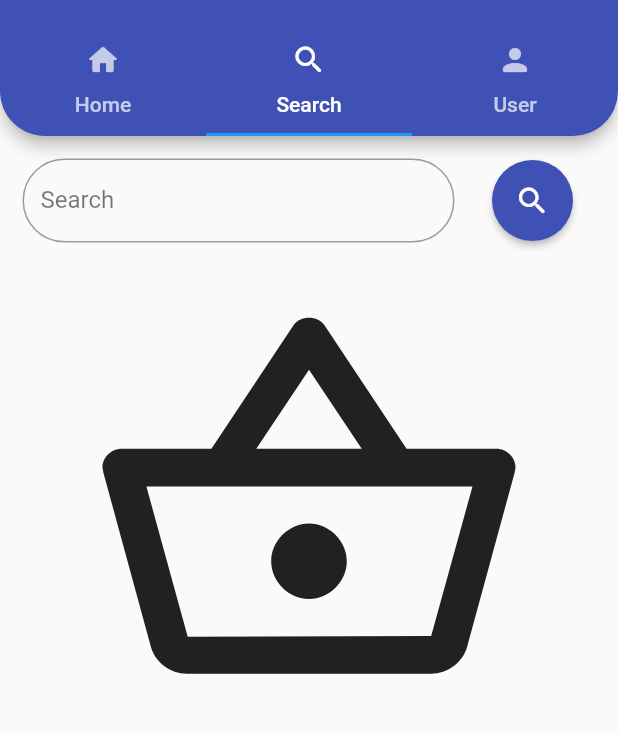
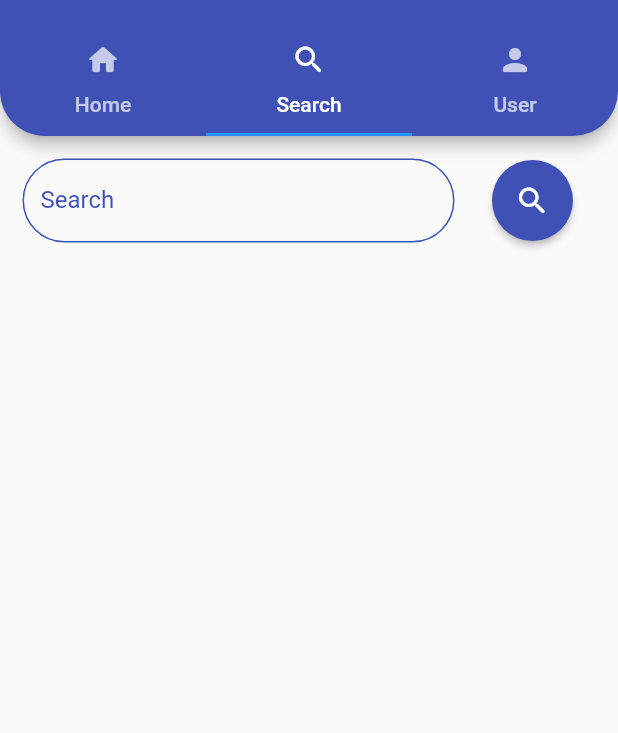
Before and after one commit to Franco7Scala/FlutterProjectPSW, a Flutter app: the screen it shows after launch, tab 2 chosen, on a phone screen of 412 x 824 dp, the part 59-792 px from its top. Run offline on Flutter 3.47's test engine with Material 2 defaults, Android fonts, the phone set to English and light mode, and no system bars; accounts and stored records are empty.

Commit message:
made search page, improved dark teme, completed project, pending last revew

```diff
--- a/lib/UI/App.dart
+++ b/lib/UI/App.dart
@@ -25,7 +25,9 @@ class App extends StatelessWidget {
       darkTheme: ThemeData(
         primaryColor: Colors.amberAccent,
         backgroundColor: Colors.black,
+        canvasColor: Colors.black,
         buttonColor: Colors.amber,
+        cardColor: Colors.grey[800],
       ),
       home: Layout(title: Constants.APP_NAME),
     );
--- a/lib/UI/pages/Home.dart
+++ b/lib/UI/pages/Home.dart
@@ -27,6 +27,7 @@ class _HomeState extends State<Home> {
                 AppLocalizations.of(context).translate("welcome").capitalize + "!",
                 style: TextStyle(
                   fontSize: 50,
+                  color: Theme.of(context).primaryColor,
                 ),
               ),
             ),
--- a/lib/UI/pages/Search.dart
+++ b/lib/UI/pages/Search.dart
@@ -1,6 +1,9 @@
 import 'package:fakestore/UI/behaviors/AppLocalizations.dart';
 import 'package:fakestore/UI/widgets/CircularIconButton.dart';
 import 'package:fakestore/UI/widgets/InputField.dart';
+import 'package:fakestore/UI/widgets/ProductCard.dart';
+import 'package:fakestore/model/Model.dart';
+import 'package:fakestore/model/objects/Product.dart';
 import 'package:fakestore/model/support/extensions/StringCapitalization.dart';
 import 'package:flutter/material.dart';
 
@@ -14,6 +17,9 @@ class Search extends StatefulWidget {
 }
 
 class _SearchState extends State<Search> {
+  bool _searching = false;
+  List<Product> _products;
+
   TextEditingController _searchFiledController = TextEditingController();
 
 
@@ -23,7 +29,16 @@ class _SearchState extends State<Search> {
       body: Center(
         child: Column(
           children: [
-            Padding(
+            top(),
+            bottom(),
+          ],
+        ),
+      ),
+    );
+  }
+
+  Widget top() {
+    return Padding(
       padding: EdgeInsets.fromLTRB(10, 10, 10, 10),
       child: Row(
         children: [
@@ -44,22 +59,49 @@ class _SearchState extends State<Search> {
           ),
         ],
       ),
-            ),
-            Padding(
-              padding: EdgeInsets.fromLTRB(0, 10, 0, 10),
-              child: Icon(
-                Icons.shopping_basket_outlined,
-                size: 300,
-              ),
-            )
-          ],
+    );
+  }
+
+  Widget bottom() {
+    return  !_searching ?
+              _products == null ?
+                SizedBox.shrink() :
+                _products.length == 0 ?
+                  noResults() :
+                  yesResults() :
+              CircularProgressIndicator();
+  }
+
+  Widget noResults() {
+    return Text(AppLocalizations.of(context).translate("no_results").capitalize + "!");
+  }
+
+  Widget yesResults() {
+    return Expanded(
+      child: Container(
+        child: ListView.builder(
+          itemCount: _products.length,
+          itemBuilder: (context, index) {
+            return ProductCard(
+              product: _products[index],
+            );
+          },
         ),
       ),
     );
   }
 
   void _search() {
-
+    setState(() {
+      _searching = true;
+      _products = null;
+    });
+    Model.sharedInstance.searchProduct(_searchFiledController.text).then((result) {
+      setState(() {
+        _searching = false;
+        _products = result;
+      });
+    });
   }
 
 
--- a/lib/UI/pages/UserRegistration.dart
+++ b/lib/UI/pages/UserRegistration.dart
@@ -38,6 +38,7 @@ class _UserRegistrationState extends State<UserRegistration> {
                 AppLocalizations.of(context).translate("register").capitalize + "!",
                 style: TextStyle(
                   fontSize: 50,
+                  color: Theme.of(context).primaryColor,
                 ),
               ),
             ),
--- a/lib/UI/widgets/InputField.dart
+++ b/lib/UI/widgets/InputField.dart
@@ -1,3 +1,5 @@
+import 'dart:ui';
+
 import 'package:flutter/material.dart';
 import 'package:flutter/services.dart';
 
@@ -37,27 +39,36 @@ class InputField extends StatelessWidget {
         onSubmitted: onSubmit,
         onTap: onTap,
         controller: controller,
-          cursorColor: Theme.of(context).splashColor,
-          style: TextStyle(height: 1.0),
+        cursorColor: Theme.of(context).primaryColor,
+        style: TextStyle(
+          height: 1.0,
+          color: Theme.of(context).primaryColor,
+        ),
         decoration: InputDecoration(
+          enabledBorder: OutlineInputBorder(
+            borderRadius: new BorderRadius.circular(30.0),
+            borderSide: BorderSide(
+              color: Theme.of(context).primaryColor,
+            ),
+          ),
           fillColor: Theme.of(context).primaryColor,
           focusedBorder: OutlineInputBorder(
             borderRadius: new BorderRadius.circular(30.0),
             borderSide: BorderSide(
-                  color: Theme.of(context).unselectedWidgetColor,
-                )
+              color: Theme.of(context).primaryColor,
+            ),
           ),
           border: new OutlineInputBorder(
             borderRadius: new BorderRadius.circular(30.0),
             borderSide: BorderSide(
-                color: Theme.of(context).unselectedWidgetColor,
+              color: Theme.of(context).primaryColor,
             ),
           ),
           labelText: labelText,
           labelStyle: TextStyle(
-              color: Theme.of(context).unselectedWidgetColor,
+            color: Theme.of(context).primaryColor,
           ),
-          )
+        ),
       ),
     );
   }
--- a/localizable/en.json
+++ b/localizable/en.json
@@ -9,5 +9,6 @@
   "telephoneNumber": "telephone",
   "email": "email",
   "address": "address",
-  "just_added": "just added"
+  "just_added": "just added",
+  "no_results": "no results"
 }
--- a/localizable/it.json
+++ b/localizable/it.json
@@ -9,5 +9,6 @@
   "telephoneNumber": "telefono",
   "email": "email",
   "address": "indirizzo",
-  "just_added": "appena aggiunto"
+  "just_added": "appena aggiunto",
+  "no_results": "nessun risultato"
 }
```
Also changed, not shown: lib/UI/widgets/ProductCard.dart (added, +41 -0 lines). Lines whose indentation alone changed are shown as unchanged.
